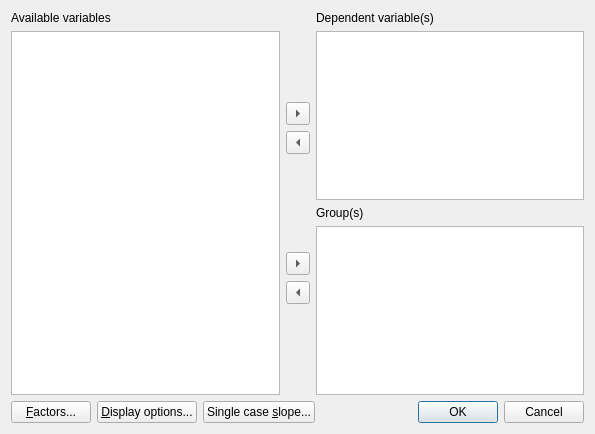
First picture: the form in cogstat/ui/compare_vars_groups.ui, repository cogstat/cogstat, before the edit.
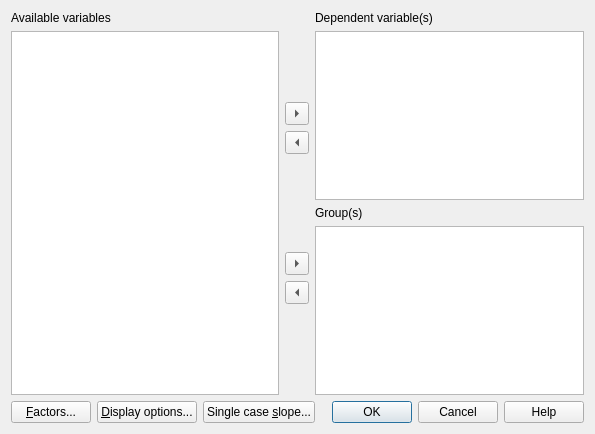
Second picture: the form after the edit.

Commit message: Add Help buttons to dialogs

The edit to the form file:
```diff
--- a/cogstat/ui/compare_vars_groups.ui
+++ b/cogstat/ui/compare_vars_groups.ui
@@ -190,11 +190,17 @@
      </item>
      <item>
       <widget class="QDialogButtonBox" name="buttonBox">
+       <property name="sizePolicy">
+        <sizepolicy hsizetype="Fixed" vsizetype="Fixed">
+         <horstretch>0</horstretch>
+         <verstretch>0</verstretch>
+        </sizepolicy>
+       </property>
        <property name="orientation">
         <enum>Qt::Horizontal</enum>
        </property>
        <property name="standardButtons">
-        <set>QDialogButtonBox::Cancel|QDialogButtonBox::Ok</set>
+        <set>QDialogButtonBox::Cancel|QDialogButtonBox::Help|QDialogButtonBox::Ok</set>
        </property>
       </widget>
      </item>
```
The commit also changes 40 other files.
